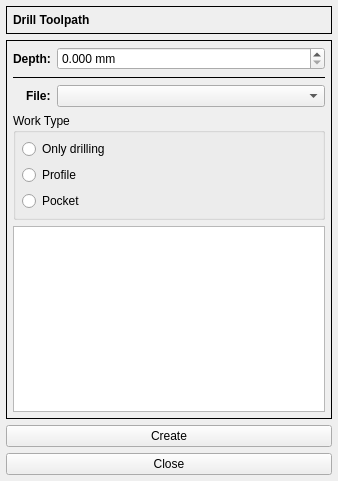
aLDime/GERBER_X2, file G2G/forms/drillform.ui: the form before one commit.
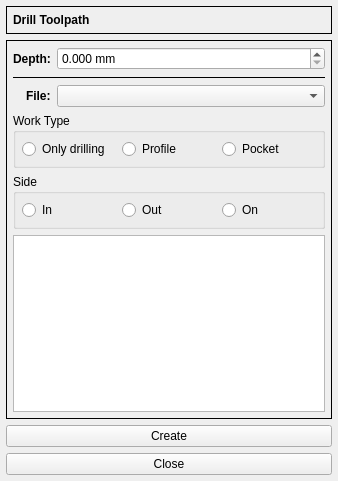
The form after the commit. Custom widgets are drawn as their Qt base class.

```diff
--- a/G2G/forms/drillform.ui
+++ b/G2G/forms/drillform.ui
@@ -163,7 +163,7 @@
         <property name="title">
          <string>Work Type</string>
         </property>
-        <layout class="QVBoxLayout" name="verticalLayout_4">
+        <layout class="QHBoxLayout" name="horizontalLayout_2">
          <property name="leftMargin">
           <number>6</number>
          </property>
@@ -200,6 +200,48 @@
         </layout>
        </widget>
       </item>
+      <item>
+       <widget class="QGroupBox" name="groupBox_2">
+        <property name="title">
+         <string>Side</string>
+        </property>
+        <layout class="QHBoxLayout" name="horizontalLayout">
+         <property name="leftMargin">
+          <number>6</number>
+         </property>
+         <property name="topMargin">
+          <number>6</number>
+         </property>
+         <property name="rightMargin">
+          <number>6</number>
+         </property>
+         <property name="bottomMargin">
+          <number>6</number>
+         </property>
+         <item>
+          <widget class="QRadioButton" name="rb_in">
+           <property name="text">
+            <string>In</string>
+           </property>
+          </widget>
+         </item>
+         <item>
+          <widget class="QRadioButton" name="rb_out">
+           <property name="text">
+            <string>Out</string>
+           </property>
+          </widget>
+         </item>
+         <item>
+          <widget class="QRadioButton" name="rb_on">
+           <property name="text">
+            <string>On</string>
+           </property>
+          </widget>
+         </item>
+        </layout>
+       </widget>
+      </item>
       <item>
        <widget class="QTableView" name="tableView"/>
       </item>
```
